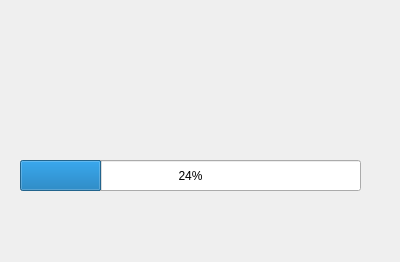
Qt form OffTargetProgress.ui (TrinhLab/CASPERapp) before a commit.
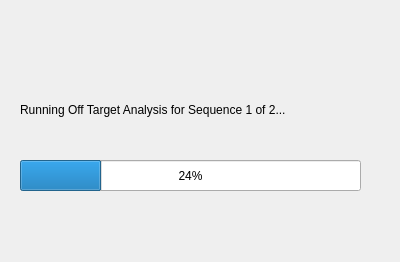
The same form after that commit.

Commit message: Fixed header sorting function.  Also in process of changing the off-target buttons to n/a and moving main button up to top.

Diff of the .ui file:
```diff
--- a/OffTargetProgress.ui
+++ b/OffTargetProgress.ui
@@ -26,6 +26,19 @@
     <number>24</number>
    </property>
   </widget>
+  <widget class="QLabel" name="label">
+   <property name="geometry">
+    <rect>
+     <x>20</x>
+     <y>100</y>
+     <width>351</width>
+     <height>20</height>
+    </rect>
+   </property>
+   <property name="text">
+    <string>Running Off Target Analysis for Sequence 1 of 2...</string>
+   </property>
+  </widget>
  </widget>
  <resources/>
  <connections/>
```
The commit also changes 2 other files.
